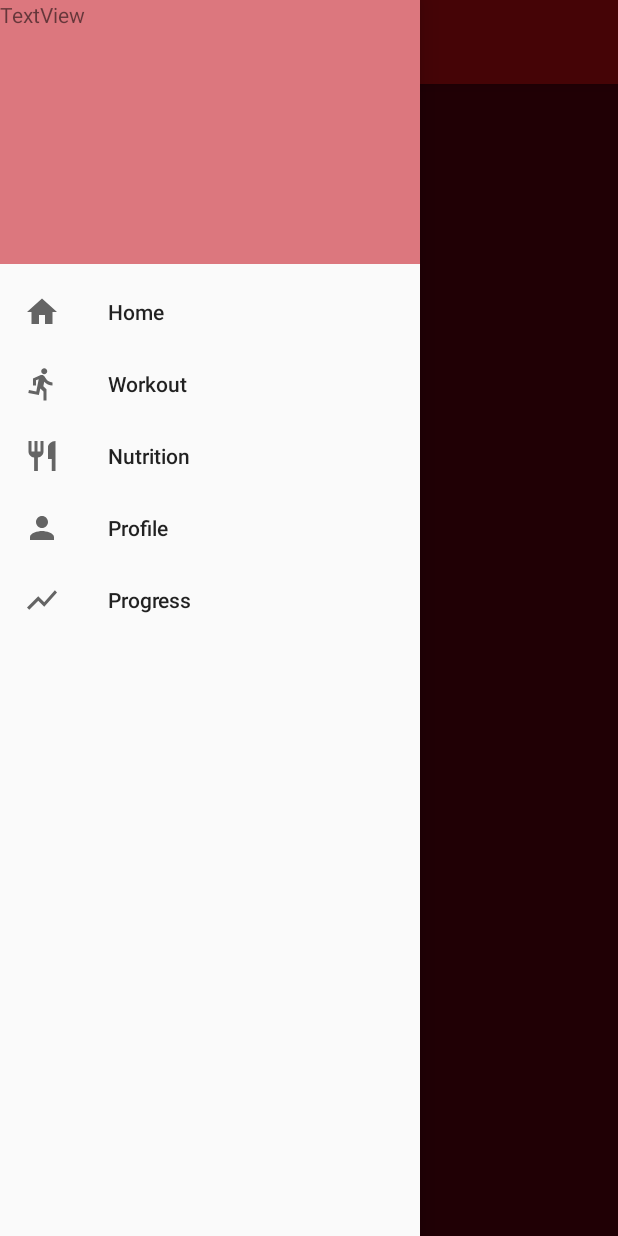
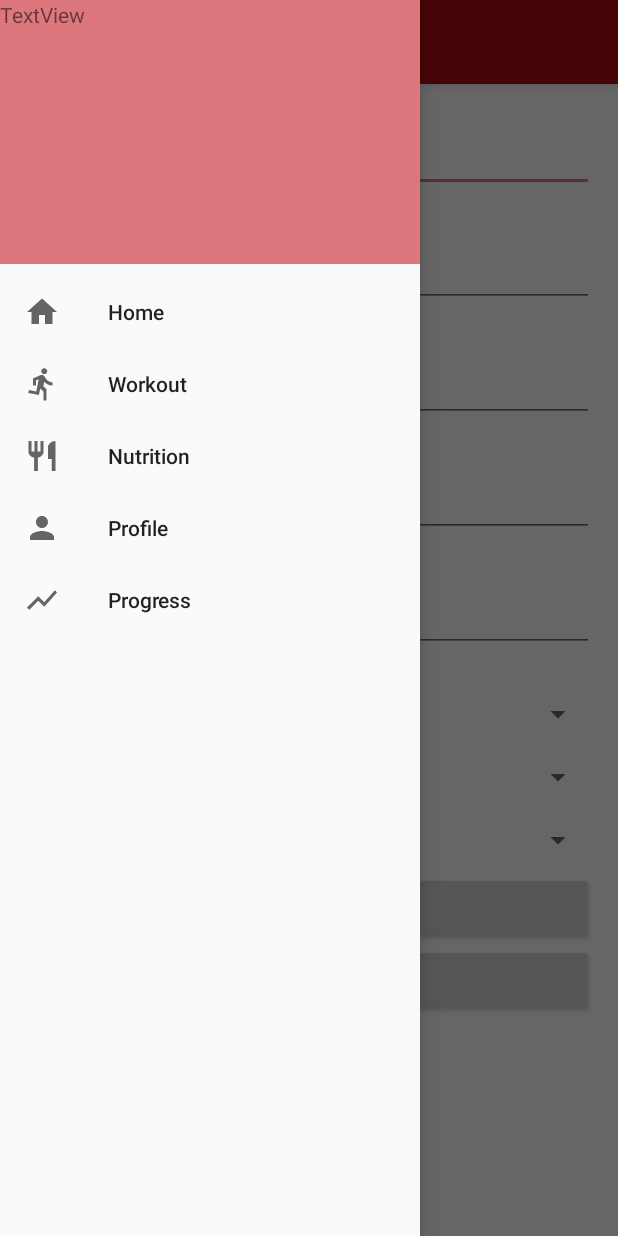
Before and after one commit to wellerr/JustLift, an Android app: the MainActivity screen opened directly, with no data from a screen before it, with the side drawer open, on a phone screen of 412 x 824 dp. Run offline under Robolectric (Android 15) with nearby library versions, the phone set to English and light mode, and no system bars.

```diff
--- a/app/src/main/java/com/weller/justlift/MainActivity.java
+++ b/app/src/main/java/com/weller/justlift/MainActivity.java
@@ -1,5 +1,7 @@
 package com.weller.justlift;
 
+import android.content.Intent;
+import android.content.SharedPreferences;
 import android.support.annotation.NonNull;
 import android.support.design.widget.NavigationView;
 import android.support.v4.view.GravityCompat;
@@ -11,15 +13,27 @@ import android.support.v7.widget.Toolbar;
 import android.view.MenuItem;
 import android.widget.TextView;
 
-public class MainActivity extends AppCompatActivity implements NavigationView.OnNavigationItemSelectedListener{
+public class MainActivity extends AppCompatActivity implements NavigationView.OnNavigationItemSelectedListener {
     private DrawerLayout drawer;
     ProfileDB myDB;
     TextView nameTextView;
+
+    private Boolean isFirst;
 
     @Override
     protected void onCreate(Bundle savedInstanceState) {
         super.onCreate(savedInstanceState);
         setContentView(R.layout.activity_main);
+        isFirst = firstCheck();
+        if (isFirst) {
+            //startActivity(new Intent(MainActivity.this, NutritionFragment.class));
+            getSupportFragmentManager().beginTransaction().replace(R.id.fragment_container,
+                    new ProfileFragment()).commit();
+            isFirst = false;
+        }
+        getSharedPreferences("firstRun", MODE_PRIVATE).edit()
+                .putBoolean("isFirstRun", false).commit();
+
 
         Toolbar toolbar = findViewById(R.id.toolbar);
         setSupportActionBar(toolbar);
@@ -34,14 +48,14 @@ public class MainActivity extends AppCompatActivity implements NavigationView.On
         drawer.addDrawerListener(toggle);
         toggle.syncState();
 
-        myDB = new ProfileDB(this);//this isn't working yet, table isnt creating
+        //myDB = new ProfileDB(this);//this isn't working yet, table isnt creating
         //oncreate will open homefragment
 
     }
 
     @Override
     public boolean onNavigationItemSelected(@NonNull MenuItem menuItem) {
-        switch (menuItem.getItemId()){ //switch statement finds the clicked menu item by the id
+        switch (menuItem.getItemId()) { //switch statement finds the clicked menu item by the id
             case R.id.nav_home:
                 //code executed when id workout clicked
                 getSupportFragmentManager().beginTransaction().replace(R.id.fragment_container,
@@ -79,15 +93,24 @@ public class MainActivity extends AppCompatActivity implements NavigationView.On
     public void onBackPressed() {
         if (drawer.isDrawerOpen(GravityCompat.START)) {
             drawer.closeDrawer(GravityCompat.START);
-        }
-        else {
+        } else {
             super.onBackPressed();
         }
     }
 
-    public void isProfile(){
+    public boolean firstCheck() {
+        if (isFirst == null) {//if isFirst hasn't been initialised (this occurs on first run)
+            SharedPreferences mPreferences = this.getSharedPreferences("firstRun", MODE_PRIVATE); //gets shared preference tag firstRun
+            isFirst = mPreferences.getBoolean("firstRun", true);//sets it to true and returns firstRun as true
+            if (isFirst) {//if isFirst set to true
+                SharedPreferences.Editor editor = mPreferences.edit();
+                editor.putBoolean("firstRun", false);//edits to false
+                editor.commit();
+            }
+        }
+        return isFirst;//returns if it's the first time app has been run
+    }
 
-    }
 
 /*    @Override
     public void onItemSelected(AdapterView<?> parent, View view, int position, long id) {
```
